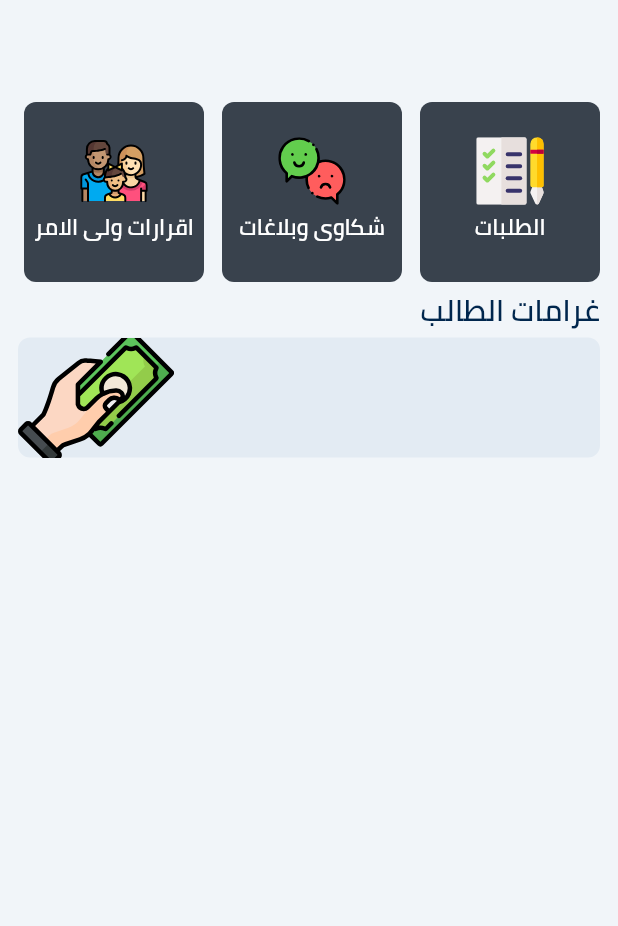
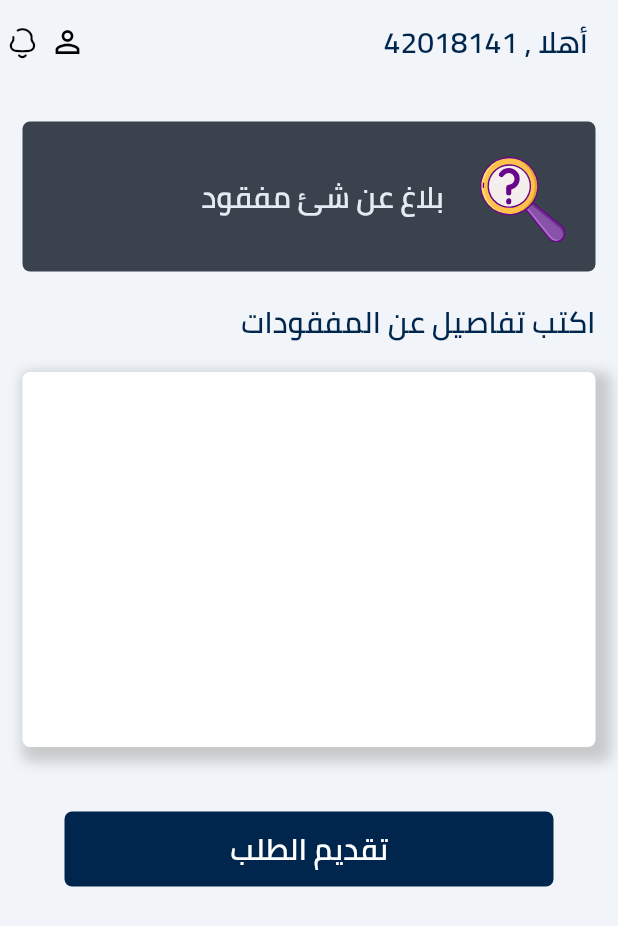
Before and after one commit to AbdelrahmanFouad1/university_housing, a Flutter app: the screen it shows after launch, on a phone screen of 412 x 824 dp. Shown: the top 926 px of the screen. Run offline on Flutter 3.47's test engine with Material 2 defaults, Android fonts, the phone set to English and light mode, and no system bars; our stand-ins replace flutter_bloc, flutter_svg, hexcolor, shared_preferences, smooth_page_indicator.

Commit message:
complaints

```diff
--- a/lib/main.dart
+++ b/lib/main.dart
@@ -3,12 +3,16 @@ import 'package:flutter/services.dart';
 import 'package:flutter_bloc/flutter_bloc.dart';
 import 'package:hexcolor/hexcolor.dart';
 import 'package:university_housing/moduls/boarding/on_boarding.dart';
+import 'package:university_housing/moduls/complaints/queries_screen.dart';
 import 'package:university_housing/moduls/home/home_screen.dart';
 import 'package:university_housing/moduls/login/login_screen.dart';
 import 'package:university_housing/moduls/splash/splash_screen.dart';
 import 'package:university_housing/shard/bloc_observer.dart';
 import 'package:university_housing/shard/network/local/cache_helper.dart';
 import 'package:university_housing/shard/style/color.dart';
+
+import 'moduls/complaints/change_damaged_screen.dart';
+import 'moduls/complaints/change_lost_screen.dart';
 
 void main() async {
   WidgetsFlutterBinding.ensureInitialized();
@@ -84,7 +88,7 @@ class MyApp extends StatelessWidget {
         fontFamily: 'cairo_semiBold',
       ),
       themeMode: ThemeMode.light,
-      home:  HomeScreen(),
+      home:  ChangeLostScreen(),
     );
   }
 }
--- /dev/null
+++ b/lib/moduls/complaints/change_lost_screen.dart
@@ -0,0 +1,57 @@
+import 'package:flutter/cupertino.dart';
+import 'package:flutter/material.dart';
+import 'package:flutter_svg/flutter_svg.dart';
+import 'package:university_housing/shard/components/components.dart';
+import 'package:university_housing/shard/style/color.dart';
+import 'package:university_housing/shard/style/iconly_broken.dart';
+
+class ChangeLostScreen extends StatelessWidget {
+  @override
+  Widget build(BuildContext context) {
+    return Directionality(
+      textDirection: TextDirection.rtl,
+      child: Scaffold(
+        appBar: defaultAppBar(),
+        backgroundColor: backGround,
+        body: SingleChildScrollView(
+          physics: BouncingScrollPhysics(),
+          child: Padding(
+            padding: const EdgeInsets.fromLTRB(15.0, 25, 15.0, 0),
+            child: Column(
+              children: [
+                defaultTitleBox(
+                  img: 'assets/images/locate.svg',
+                  title: 'بلاغ عن شئ مفقود',
+                ),
+                SizedBox(
+                  height: 15,
+                ),
+                Container(
+                  width: double.infinity,
+                  child: Text(
+                    'اكتب تفاصيل عن المفقودات',
+                    textAlign: TextAlign.start,
+                    style: TextStyle(
+                      color: mainColors,
+                      fontSize: 20,
+                    ),
+                  ),
+                ),
+                SizedBox(
+                  height: 15,
+                ),
+                whiteBoard(),
+                SizedBox(
+                  height: 15,
+                ),
+                smallButton(
+                  title: 'تقديم الطلب'
+                ),
+              ],
+            ),
+          ),
+        ),
+      ),
+    );
+  }
+}
--- a/lib/shard/components/components.dart
+++ b/lib/shard/components/components.dart
@@ -1,5 +1,7 @@
 import 'package:flutter/material.dart';
+import 'package:flutter_svg/flutter_svg.dart';
 import 'package:university_housing/shard/style/color.dart';
+import 'package:university_housing/shard/style/iconly_broken.dart';
 
 void navigateTo(context, widget) => Navigator.push(
       context,
@@ -16,34 +18,20 @@ void navigateAndFinish(context, widget) => Navigator.pushAndRemoveUntil(
       (route) => false,
     );
 
-Widget defaultFormField() =>
-    TextFormField(
-      decoration: InputDecoration(
-        border: OutlineInputBorder(),
-        hintText: 'Student ID',
-        hintTextDirection: TextDirection.rtl,
-        hintStyle: TextStyle(
-          fontSize: 15,
-          color: Colors.grey,
-        ),
-      ),
-      textDirection: TextDirection.rtl ,
-    );
-
 
 Widget defaultButton({
   double width = double.infinity,
   bool isUpperCase = true,
   double radius = 3.0,
   double fontSize = 20,
-  required Function function,
+  required VoidCallback function,
   required String text,
 }) =>
     Container(
       width: width,
       height: 50.0,
       child: MaterialButton(
-        onPressed: function(),
+        onPressed: function,
         child: Text(
           isUpperCase ? text.toUpperCase() : text,
           style: TextStyle(
@@ -59,3 +47,111 @@ Widget defaultButton({
         color: mainColors,
       ),
     );
+
+
+AppBar defaultAppBar()=>AppBar(
+  actions: [
+    Container(
+      padding: const EdgeInsets.all(0.0),
+      width: 30.0,
+      child: IconButton(
+        padding: EdgeInsets.zero,
+        icon: const Icon(Icons.person_outline),
+        onPressed: () {},
+      ),
+    ),
+    Container(
+      padding: const EdgeInsets.all(0.0),
+      width: 30.0,
+      child: IconButton(
+        padding: EdgeInsets.zero,
+        icon: const Icon(
+          IconBroken.Notification,
+        ),
+        onPressed: () {},
+      ),
+    ),
+  ],
+  title: Text(
+      'أهلا , 42018141',
+    style: TextStyle(
+      color: mainColors,
+      fontWeight: FontWeight.bold,
+      fontSize: 20.0,
+    ),
+  )
+);
+
+
+Widget defaultTitleBox ({
+  required String img,
+  required String title,
+})=> Container(
+  width: double.infinity,
+  decoration: BoxDecoration(
+    color: boxColor,
+    borderRadius: BorderRadius.circular(5.0),
+  ),
+  height: 100,
+  child: Row(
+    mainAxisAlignment: MainAxisAlignment.start,
+    children: [
+      SizedBox(width: 20,),
+      Align(
+        alignment: AlignmentDirectional.center,
+        child: SvgPicture.asset(
+            img
+        ),
+      ),
+      SizedBox(width: 20,),
+      Text(
+        title,
+        style: TextStyle(
+            color: finesColor,
+            fontSize: 20
+        ),
+      ),
+    ],
+  ),
+);
+
+
+
+Widget whiteBoard ()=>Container(
+  width: double.infinity,
+  height: 250,
+  decoration: BoxDecoration(
+    color: Colors.white,
+    borderRadius: BorderRadius.circular(5.0),
+    boxShadow: [BoxShadow(
+      color: Colors.grey.withOpacity(0.5),
+      spreadRadius: 5,
+      blurRadius: 7,
+      offset: Offset(5, 5), // changes position of shadow
+    ),],
+  ),
+  child: Padding(
+    padding: const EdgeInsets.all(8.0),
+    child: TextFormField(
+      cursorColor: mainColors,
+      maxLines: 10,
+      decoration: InputDecoration(
+        border: InputBorder.none,
+      ),
+    ),
+  ),
+);
+
+Widget smallButton({
+  required String title,
+})=>Padding(
+  padding: const EdgeInsets.all(28.0),
+  child: defaultButton(
+    function:(){} ,
+    text: title,
+    fontSize: 20 ,
+    isUpperCase: false ,
+    radius: 5,
+    width:double.infinity,
+  ),
+);
```
Also changed, not shown: lib/moduls/complaints/change_damaged_screen.dart (added, +57 -0 lines), lib/moduls/complaints/queries_screen.dart (added, +55 -0 lines), assets/images/broken-plate.svg (added), assets/images/locate.svg (added), lib/shard/style/color.dart (line endings or trailing spaces), pubspec.lock, 2 other files.
